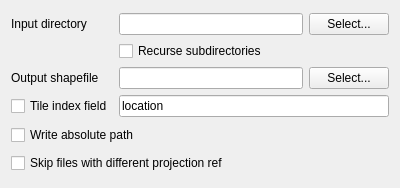
sourcepole/qgis, file qgis/python/plugins/GdalTools/tools/widgetTileIndex.ui: the form before one commit.
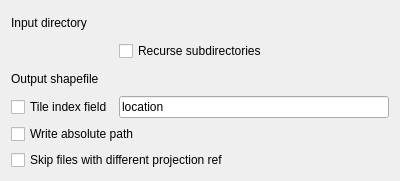
The form after the commit. Custom widgets are drawn as their Qt base class.

Commit message: avoid changes of the input layer when layers in canvas changed

The edit to the form file:
```diff
--- a/qgis/python/plugins/GdalTools/tools/widgetTileIndex.ui
+++ b/qgis/python/plugins/GdalTools/tools/widgetTileIndex.ui
@@ -7,7 +7,7 @@
     <x>0</x>
     <y>0</y>
     <width>400</width>
-    <height>188</height>
+    <height>181</height>
    </rect>
   </property>
   <property name="windowTitle">
@@ -23,20 +23,6 @@
        </property>
       </widget>
      </item>
-     <item row="0" column="1">
-      <layout class="QHBoxLayout" name="horizontalLayout">
-       <item>
-        <widget class="QLineEdit" name="inputDirEdit"/>
-       </item>
-       <item>
-        <widget class="QPushButton" name="selectInputDirButton">
-         <property name="text">
-          <string>Select...</string>
-         </property>
-        </widget>
-       </item>
-      </layout>
-     </item>
      <item row="1" column="1">
       <widget class="QCheckBox" name="recurseCheck">
        <property name="text">
@@ -51,20 +37,6 @@
        </property>
       </widget>
      </item>
-     <item row="2" column="1">
-      <layout class="QHBoxLayout" name="horizontalLayout_2">
-       <item>
-        <widget class="QLineEdit" name="outputFileEdit"/>
-       </item>
-       <item>
-        <widget class="QPushButton" name="selectOutputFileButton">
-         <property name="text">
-          <string>Select...</string>
-         </property>
-        </widget>
-       </item>
-      </layout>
-     </item>
      <item row="3" column="0">
       <widget class="QCheckBox" name="indexFieldCheck">
        <property name="text">
@@ -82,6 +54,12 @@
        </property>
       </widget>
      </item>
+     <item row="0" column="1">
+      <widget class="GdalToolsInOutSelector" name="inSelector" native="true"/>
+     </item>
+     <item row="2" column="1">
+      <widget class="GdalToolsInOutSelector" name="outSelector" native="true"/>
+     </item>
     </layout>
    </item>
    <item>
@@ -100,6 +78,14 @@
    </item>
   </layout>
  </widget>
+ <customwidgets>
+  <customwidget>
+   <class>GdalToolsInOutSelector</class>
+   <extends>QWidget</extends>
+   <header>inOutSelector</header>
+   <container>1</container>
+  </customwidget>
+ </customwidgets>
  <resources/>
  <connections/>
 </ui>
```
Left out of the diff: 6 changed lines with no effect on the pictures. The commit also changes 41 other files.
